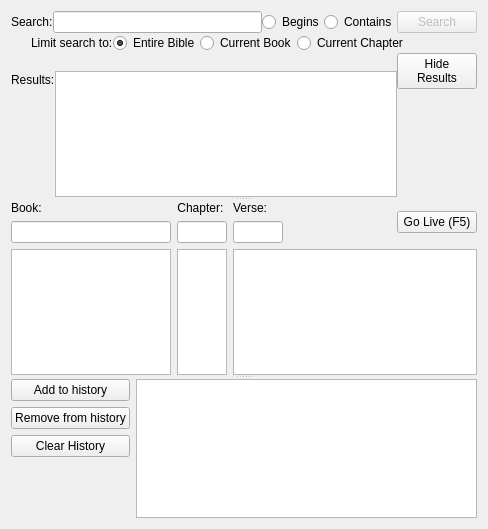
SoftProjector/src, file src/biblewidget.ui: the form before one commit.
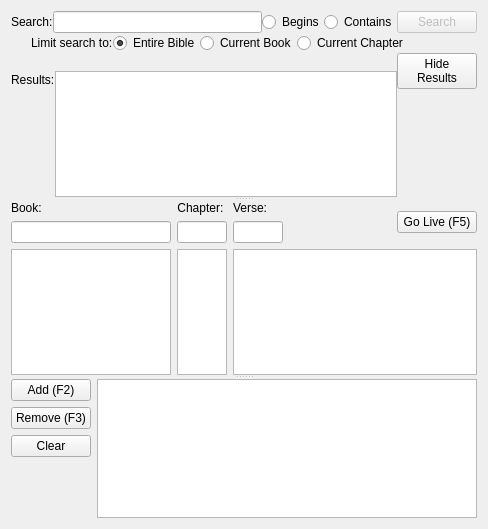
The form after the commit. Icons and pictures are not drawn.

```diff
--- a/src/biblewidget.ui
+++ b/src/biblewidget.ui
@@ -588,7 +588,7 @@
           <string>add currently selected verse into history list, automatically will be added when &quot;Go Live&quot; button is pressed</string>
          </property>
          <property name="text">
-          <string>Add to history</string>
+          <string>Add (F2)</string>
          </property>
          <property name="icon">
           <iconset resource="softprojector.qrc">
@@ -612,7 +612,7 @@
           <string>Remove current selected verse in the history list</string>
          </property>
          <property name="text">
-          <string>Remove from history</string>
+          <string>Remove (F3)</string>
          </property>
          <property name="icon">
           <iconset resource="softprojector.qrc">
@@ -642,7 +642,7 @@
           <string>Clear all history items</string>
          </property>
          <property name="text">
-          <string>Clear History</string>
+          <string>Clear</string>
          </property>
          <property name="icon">
           <iconset resource="softprojector.qrc">
```
Left out of the diff: 6 changed lines with no effect on the pictures.
